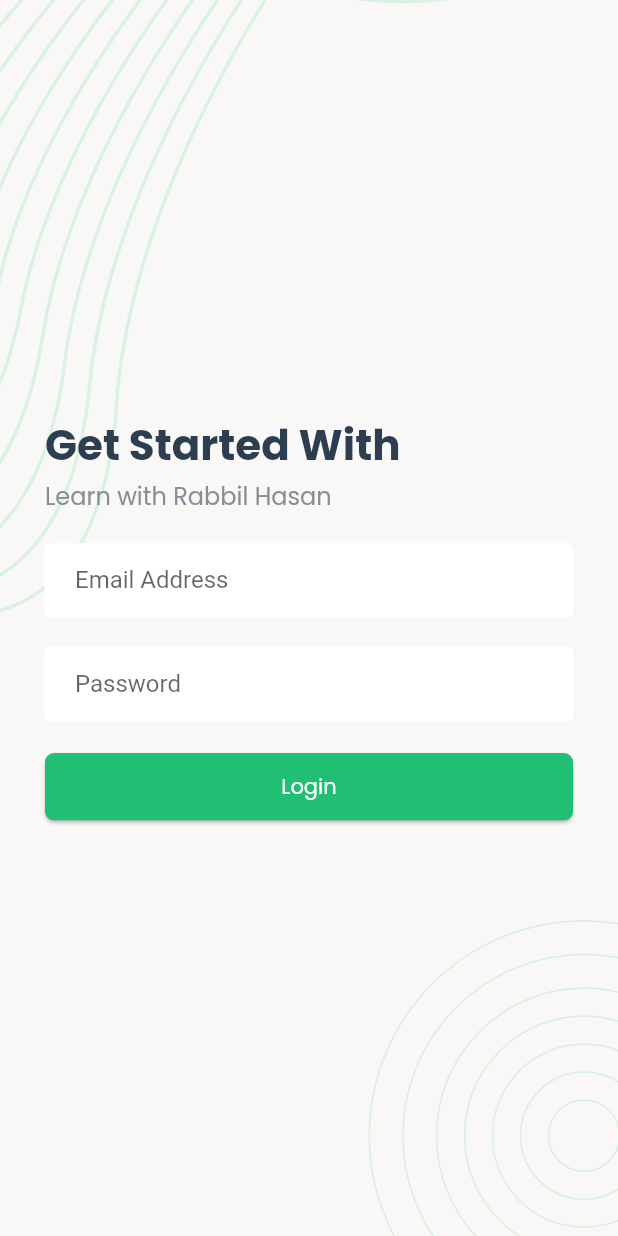
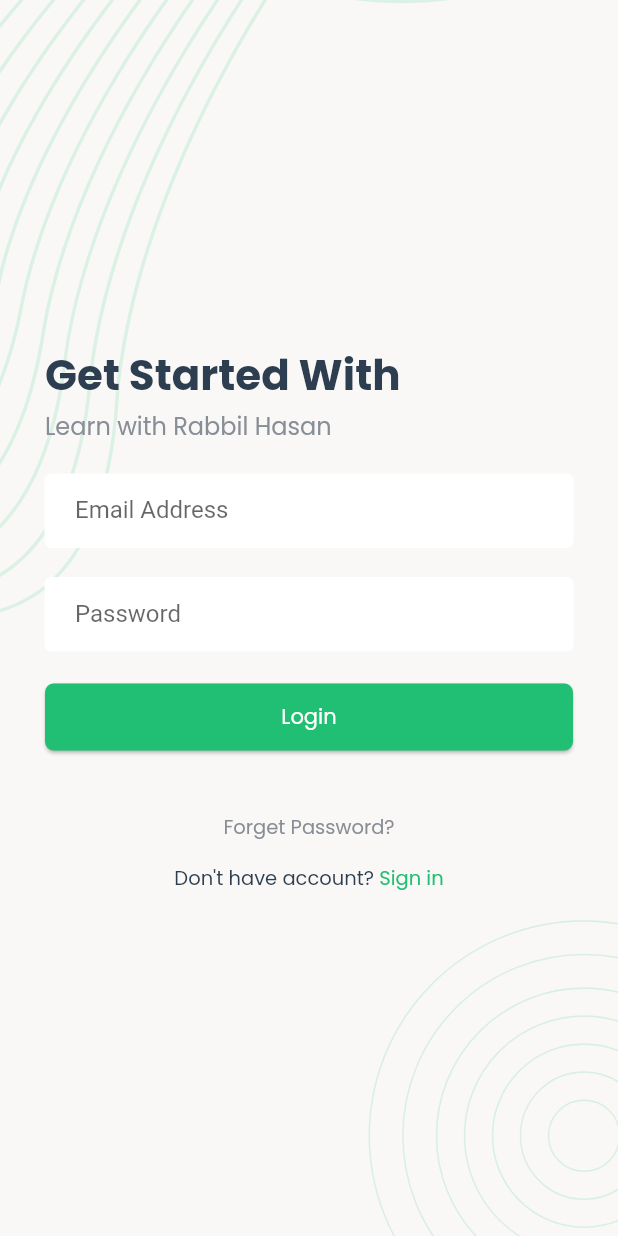
Before and after one commit to fakhruddin07/task_management, a Flutter app: the screen it shows after launch, on a phone screen of 412 x 824 dp. Run offline on Flutter 3.47's test engine with Material 2 defaults, Android fonts, the phone set to English and light mode, and no system bars; our stand-ins replace flutter_svg, fluttertoast, pin_code_fields, shared_preferences.

Commit message:
Go to Forget Pass Signup page

```diff
--- a/lib/main.dart
+++ b/lib/main.dart
@@ -28,7 +28,7 @@ class MyApp extends StatelessWidget {
     return MaterialApp(
       title: 'Task Management',
       debugShowCheckedModeBanner: false,
-      initialRoute: firstRoute,
+      initialRoute: "/login",
       routes: {
         "/" : (context) => const SplashScreen(),
         "/login" : (context) =>  const LoginScreen(),
--- a/lib/screens/onBoarding/login_screen.dart
+++ b/lib/screens/onBoarding/login_screen.dart
@@ -34,7 +34,8 @@ class _LoginScreenState extends State<LoginScreen> {
       bool response = await loginRequest(formValues);
 
       if (response == true) {
-        Navigator.pushNamedAndRemoveUntil(context, "/newTaskList", (route) => false);
+        Navigator.pushNamedAndRemoveUntil(
+            context, "/newTaskList", (route) => false);
       } else {
         setState(() {
           isLoading = false;
@@ -92,6 +93,39 @@ class _LoginScreenState extends State<LoginScreen> {
                             child: successButtonChild("Login"),
                           ),
                         ),
+                        const SizedBox(height: 40),
+                        Container(
+                          alignment: Alignment.center,
+                          child: Column(
+                            children: [
+                              InkWell(
+                                 onTap: (){
+                                   Navigator.pushNamed(context, "/emailVerification");
+                                 },
+                                child: Text(
+                                  "Forget Password?",
+                                  style: head7Text(colorLightGray),
+                                ),
+                              ),
+                              const SizedBox(height: 15),
+                              Row(
+                                mainAxisAlignment: MainAxisAlignment.center,
+                                children: [
+                                  Text("Don't have account? ", style: head7Text(colorDarkBlue),),
+                                  InkWell(
+                                    onTap: (){
+                                      Navigator.pushNamed(context, "/registration");
+                                    },
+                                    child: Text(
+                                      "Sign in",
+                                      style: head7Text(colorGreen),
+                                    ),
+                                  ),
+                                ],
+                              ),
+                            ],
+                          ),
+                        )
                       ],
                     ),
                   ),
--- a/lib/screens/onBoarding/registration_screen.dart
+++ b/lib/screens/onBoarding/registration_screen.dart
@@ -16,7 +16,7 @@ class _RegistrationScreenState extends State<RegistrationScreen> {
       body: Stack(
         children: [
           screenBackground(context),
-          Container(
+          SingleChildScrollView(
             padding: const EdgeInsets.all(30),
             child: Column(
               mainAxisAlignment: MainAxisAlignment.center,
--- a/lib/style/style.dart
+++ b/lib/style/style.dart
@@ -42,6 +42,15 @@ TextStyle head6Text(textColor) {
   return TextStyle(
     color: textColor,
     fontSize: 16,
+    fontFamily: "Poppins",
+    fontWeight: FontWeight.w400,
+  );
+}
+
+TextStyle head7Text(textColor) {
+  return TextStyle(
+    color: textColor,
+    fontSize: 13,
     fontFamily: "Poppins",
     fontWeight: FontWeight.w400,
   );
```
